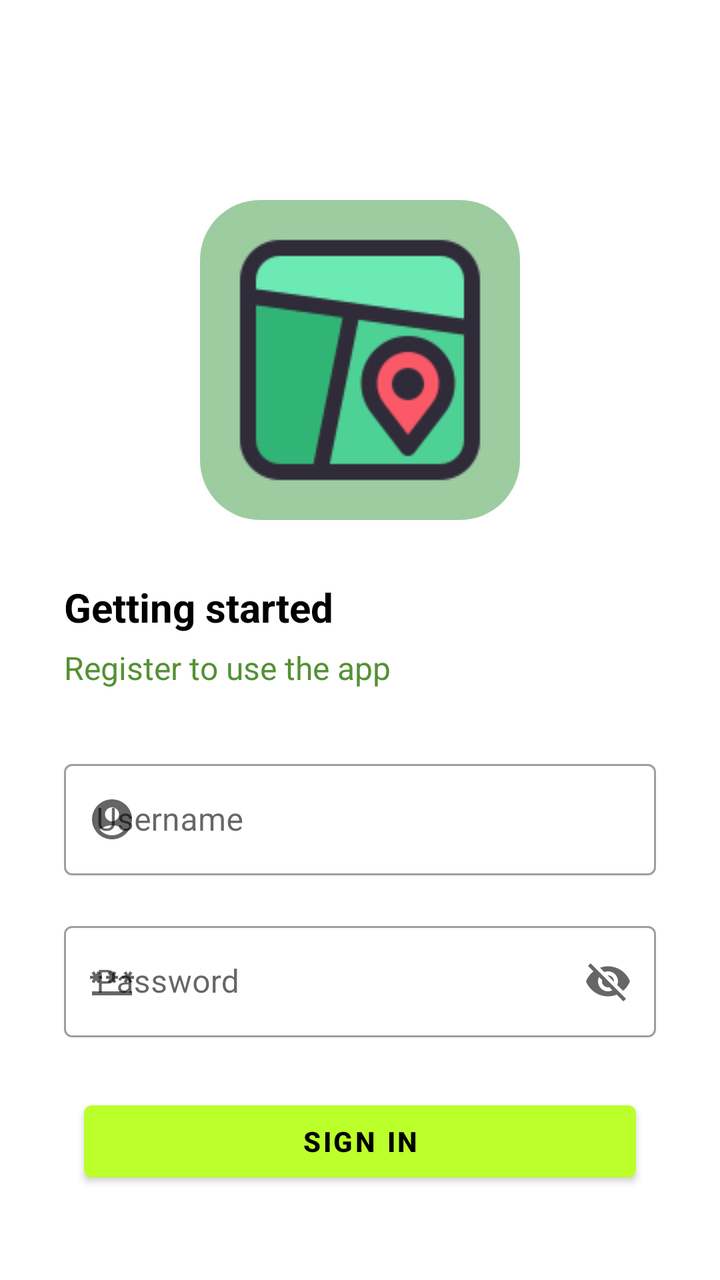
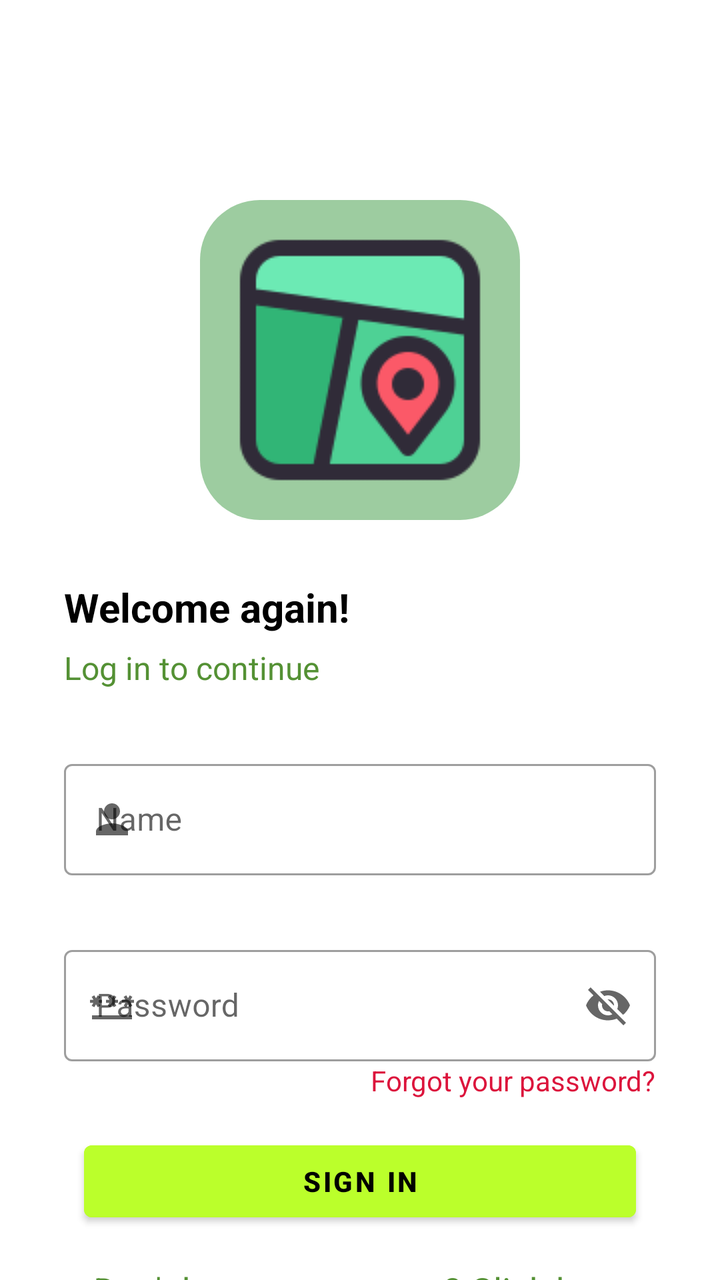

Compare the two renders of this Android layout. The source of the first and the diff that turns it into the second are given below.
<!-- AndroidManifest.xml: application theme Theme.PSASIC -->
<!-- res/layout/activity_login.xml -->
<?xml version="1.0" encoding="utf-8"?>
<androidx.constraintlayout.widget.ConstraintLayout xmlns:android="http://schemas.android.com/apk/res/android"
    xmlns:app="http://schemas.android.com/apk/res-auto"
    xmlns:tools="http://schemas.android.com/tools"
    android:layout_width="match_parent"
    android:layout_height="match_parent"
    tools:context=".Activities.RegisterActivity">

    <ImageView
        android:id="@+id/logo"
        android:layout_width="160dp"
        android:layout_height="160dp"
        android:layout_marginTop="100dp"
        android:background="@drawable/rounded_bg"
        android:scaleType="center"
        android:src="@drawable/icons128"
        app:layout_constraintEnd_toEndOf="parent"
        app:layout_constraintStart_toStartOf="parent"
        app:layout_constraintTop_toTopOf="parent" />

    <TextView
        android:id="@+id/welcome"
        android:layout_width="wrap_content"
        android:layout_height="wrap_content"
        android:layout_marginStart="32dp"
        android:layout_marginTop="30dp"
        android:text="Getting started"
        android:textColor="@color/black"
        android:textSize="20sp"
        android:textStyle="bold"
        app:layout_constraintStart_toStartOf="parent"
        app:layout_constraintTop_toBottomOf="@id/logo" />

    <TextView
        android:id="@+id/login"
        android:layout_width="wrap_content"
        android:layout_height="wrap_content"
        android:layout_marginStart="32dp"
        android:layout_marginTop="6dp"
        android:text="Register to use the app"
        android:textColor="@color/normal_green"
        android:textSize="16sp"
        android:textStyle="normal"
        app:layout_constraintStart_toStartOf="parent"
        app:layout_constraintTop_toBottomOf="@id/welcome" />


        <com.google.android.material.textfield.TextInputLayout
            android:id="@+id/textNameLayout"
            style="@style/Widget.MaterialComponents.TextInputLayout.OutlinedBox"
            android:layout_width="match_parent"
            android:layout_height="wrap_content"
            android:layout_marginStart="32dp"
            android:layout_marginTop="32dp"
            android:layout_marginEnd="32dp"
            android:hint="@string/username"
            app:endIconMode="clear_text"
            app:layout_constraintEnd_toEndOf="parent"
            app:layout_constraintStart_toStartOf="parent"
            app:layout_constraintTop_toBottomOf="@id/login"
            app:startIconDrawable="@drawable/ic_account">

            <com.google.android.material.textfield.TextInputEditText
                android:id="@+id/username"
                android:layout_width="match_parent"
                android:layout_height="wrap_content" />
        </com.google.android.material.textfield.TextInputLayout>


        <com.google.android.material.textfield.TextInputLayout
            android:id="@+id/textPasswordLayout"
            style="@style/Widget.MaterialComponents.TextInputLayout.OutlinedBox"
            android:layout_width="match_parent"
            android:layout_height="wrap_content"
            android:layout_marginStart="32dp"
            android:layout_marginTop="20dp"
            android:layout_marginEnd="32dp"
            android:hint="@string/password"
            app:endIconMode="password_toggle"
            app:layout_constraintEnd_toEndOf="parent"
            app:layout_constraintStart_toStartOf="parent"
            app:layout_constraintTop_toBottomOf="@id/textNameLayout"
            app:startIconDrawable="@drawable/ic_password">

            <com.google.android.material.textfield.TextInputEditText
                android:id="@+id/textPassword"
                android:layout_width="match_parent"
                android:layout_height="wrap_content" />
        </com.google.android.material.textfield.TextInputLayout>


    <Button
        android:id="@+id/signin_button"
        android:layout_width="276dp"
        android:layout_height="wrap_content"
        android:backgroundTint="@color/lime"
        android:text="SIGN IN"
        android:textColor="@color/black"
        android:textStyle="bold"
        android:layout_marginTop="28dp"
        app:layout_constraintEnd_toEndOf="parent"
        app:layout_constraintStart_toStartOf="parent"
        app:layout_constraintTop_toBottomOf="@+id/textPasswordLayout" />


</androidx.constraintlayout.widget.ConstraintLayout>
<!-- resources referenced by this layout -->
<resources>
  <color name="black">#FF000000</color>
  <color name="lime">#BBFF2B</color>
  <color name="normal_green">#549134</color>
  <!-- drawable ic_account (drawable) -->
  <vector android:height="24dp" android:tint="#000000"
      android:viewportHeight="24" android:viewportWidth="24"
      android:width="24dp" xmlns:android="http://schemas.android.com/apk/res/android">
      <path android:fillColor="@android:color/white" android:pathData="M12,2C6.48,2 2,6.48 2,12s4.48,10 10,10s10,-4.48 10,-10S17.52,2 12,2zM12,6c1.93,0 3.5,1.57 3.5,3.5S13.93,13 12,13s-3.5,-1.57 -3.5,-3.5S10.07,6 12,6zM12,20c-2.03,0 -4.43,-0.82 -6.14,-2.88C7.55,15.8 9.68,15 12,15s4.45,0.8 6.14,2.12C16.43,19.18 14.03,20 12,20z"/>
  </vector>
  <!-- drawable ic_password (drawable) -->
  <vector android:height="24dp" android:tint="#000000"
      android:viewportHeight="24" android:viewportWidth="24"
      android:width="24dp" xmlns:android="http://schemas.android.com/apk/res/android">
      <path android:fillColor="@android:color/white" android:pathData="M2,17h20v2H2V17zM3.15,12.95L4,11.47l0.85,1.48l1.3,-0.75L5.3,10.72H7v-1.5H5.3l0.85,-1.47L4.85,7L4,8.47L3.15,7l-1.3,0.75L2.7,9.22H1v1.5h1.7L1.85,12.2L3.15,12.95zM9.85,12.2l1.3,0.75L12,11.47l0.85,1.48l1.3,-0.75l-0.85,-1.48H15v-1.5h-1.7l0.85,-1.47L12.85,7L12,8.47L11.15,7l-1.3,0.75l0.85,1.47H9v1.5h1.7L9.85,12.2zM23,9.22h-1.7l0.85,-1.47L20.85,7L20,8.47L19.15,7l-1.3,0.75l0.85,1.47H17v1.5h1.7l-0.85,1.48l1.3,0.75L20,11.47l0.85,1.48l1.3,-0.75l-0.85,-1.48H23V9.22z"/>
  </vector>
  <!-- drawable icons128: png bitmap (drawable, 4297 bytes) -->
  <!-- drawable rounded_bg (drawable) -->
  <?xml version="1.0" encoding="UTF-8"?>
  <shape xmlns:android="http://schemas.android.com/apk/res/android">
      <solid android:color="@color/background_green"/>
      <corners android:radius="30dp"/>
      <padding android:left="0dp" android:top="0dp" android:right="0dp" android:bottom="0dp" />
  </shape>
  <string name="password">Password</string>
  <string name="username">Username</string>
  <style name="Theme.PSASIC" parent="Theme.MaterialComponents.DayNight.NoActionBar">
          
          <item name="colorPrimary">@color/purple_500</item>
          <item name="colorPrimaryVariant">@color/purple_700</item>
          <item name="colorOnPrimary">@color/white</item>
          
          <item name="colorSecondary">@color/teal_200</item>
          <item name="colorSecondaryVariant">@color/teal_700</item>
          <item name="colorOnSecondary">@color/black</item>
          
          <item name="android:statusBarColor">?attr/colorPrimaryVariant</item>
          
      </style>
  <color name="background_green">#9DCCA0</color>
  <color name="purple_500">#FF6200EE</color>
  <color name="purple_700">#FF3700B3</color>
  <color name="white">#FFFFFFFF</color>
  <color name="teal_200">#FF03DAC5</color>
  <color name="teal_700">#FF018786</color>
</resources>

<!-- the commit's change to res/layout/activity_login.xml (unified diff, before → after) -->
@@ -1,106 +1,121 @@
-<?xml version="1.0" encoding="utf-8"?>
 <androidx.constraintlayout.widget.ConstraintLayout xmlns:android="http://schemas.android.com/apk/res/android"
     xmlns:app="http://schemas.android.com/apk/res-auto"
     xmlns:tools="http://schemas.android.com/tools"
     android:layout_width="match_parent"
     android:layout_height="match_parent"
-    tools:context=".Activities.RegisterActivity">
+    tools:context=".Activities.LoginActivity">
 
     <ImageView
+        android:layout_marginTop="100dp"
         android:id="@+id/logo"
         android:layout_width="160dp"
+        app:layout_constraintTop_toTopOf="parent"
+        app:layout_constraintStart_toStartOf="parent"
+        app:layout_constraintEnd_toEndOf="parent"
+        android:background="@drawable/rounded_bg"
         android:layout_height="160dp"
-        android:layout_marginTop="100dp"
-        android:background="@drawable/rounded_bg"
         android:scaleType="center"
-        android:src="@drawable/icons128"
-        app:layout_constraintEnd_toEndOf="parent"
-        app:layout_constraintStart_toStartOf="parent"
-        app:layout_constraintTop_toTopOf="parent" />
+        android:src="@drawable/icons128"/>
 
     <TextView
         android:id="@+id/welcome"
+        app:layout_constraintTop_toBottomOf="@id/logo"
+        app:layout_constraintStart_toStartOf="parent"
+        android:layout_marginTop="30dp"
         android:layout_width="wrap_content"
         android:layout_height="wrap_content"
+        android:text="Welcome again!"
+        android:textColor="@color/black"
         android:layout_marginStart="32dp"
-        android:layout_marginTop="30dp"
-        android:text="Getting started"
-        android:textColor="@color/black"
         android:textSize="20sp"
-        android:textStyle="bold"
-        app:layout_constraintStart_toStartOf="parent"
-        app:layout_constraintTop_toBottomOf="@id/logo" />
-
+        android:textStyle="bold" />
     <TextView
         android:id="@+id/login"
+        app:layout_constraintTop_toBottomOf="@id/welcome"
+        app:layout_constraintStart_toStartOf="parent"
+        android:layout_marginTop="6dp"
         android:layout_width="wrap_content"
         android:layout_height="wrap_content"
+        android:text="Log in to continue"
+        android:textColor="@color/normal_green"
         android:layout_marginStart="32dp"
-        android:layout_marginTop="6dp"
-        android:text="Register to use the app"
-        android:textColor="@color/normal_green"
         android:textSize="16sp"
-        android:textStyle="normal"
-        app:layout_constraintStart_toStartOf="parent"
-        app:layout_constraintTop_toBottomOf="@id/welcome" />
+        android:textStyle="normal" />
 
 
-        <com.google.android.material.textfield.TextInputLayout
-            android:id="@+id/textNameLayout"
-            style="@style/Widget.MaterialComponents.TextInputLayout.OutlinedBox"
+    <com.google.android.material.textfield.TextInputLayout
+        android:id="@+id/textNameLayout"
+        style="@style/Widget.MaterialComponents.TextInputLayout.OutlinedBox"
+        android:layout_width="match_parent"
+        android:layout_height="wrap_content"
+        android:layout_marginStart="32dp"
+        android:layout_marginTop="32dp"
+        android:layout_marginEnd="32dp"
+        android:hint="@string/name"
+        app:endIconMode="clear_text"
+        app:layout_constraintEnd_toEndOf="parent"
+        app:layout_constraintStart_toStartOf="parent"
+        app:layout_constraintTop_toBottomOf="@id/login"
+        app:startIconDrawable="@drawable/ic_person">
+
+        <com.google.android.material.textfield.TextInputEditText
+            android:id="@+id/username"
             android:layout_width="match_parent"
-            android:layout_height="wrap_content"
-            android:layout_marginStart="32dp"
-            android:layout_marginTop="32dp"
-            android:layout_marginEnd="32dp"
-            android:hint="@string/username"
-            app:endIconMode="clear_text"
-            app:layout_constraintEnd_toEndOf="parent"
-            app:layout_constraintStart_toStartOf="parent"
-            app:layout_constraintTop_toBottomOf="@id/login"
-            app:startIconDrawable="@drawable/ic_account">
-
-            <com.google.android.material.textfield.TextInputEditText
-                android:id="@+id/username"
-                android:layout_width="match_parent"
-                android:layout_height="wrap_content" />
-        </com.google.android.material.textfield.TextInputLayout>
+            android:layout_height="wrap_content" />
+    </com.google.android.material.textfield.TextInputLayout>
 
 
-        <com.google.android.material.textfield.TextInputLayout
-            android:id="@+id/textPasswordLayout"
-            style="@style/Widget.MaterialComponents.TextInputLayout.OutlinedBox"
+    <com.google.android.material.textfield.TextInputLayout
+        android:id="@+id/textPasswordLayout"
+        style="@style/Widget.MaterialComponents.TextInputLayout.OutlinedBox"
+        android:layout_width="match_parent"
+        android:layout_height="wrap_content"
+        android:layout_marginStart="32dp"
+        android:layout_marginTop="32dp"
+        android:layout_marginEnd="32dp"
+        android:hint="@string/password"
+        app:endIconMode="password_toggle"
+        app:layout_constraintEnd_toEndOf="parent"
+        app:layout_constraintStart_toStartOf="parent"
+        app:layout_constraintTop_toBottomOf="@id/textNameLayout"
+        app:startIconDrawable="@drawable/ic_password">
+
+        <com.google.android.material.textfield.TextInputEditText
+            android:id="@+id/textPassword"
             android:layout_width="match_parent"
-            android:layout_height="wrap_content"
-            android:layout_marginStart="32dp"
-            android:layout_marginTop="20dp"
-            android:layout_marginEnd="32dp"
-            android:hint="@string/password"
-            app:endIconMode="password_toggle"
-            app:layout_constraintEnd_toEndOf="parent"
-            app:layout_constraintStart_toStartOf="parent"
-            app:layout_constraintTop_toBottomOf="@id/textNameLayout"
-            app:startIconDrawable="@drawable/ic_password">
-
-            <com.google.android.material.textfield.TextInputEditText
-                android:id="@+id/textPassword"
-                android:layout_width="match_parent"
-                android:layout_height="wrap_content" />
-        </com.google.android.material.textfield.TextInputLayout>
-
-
+            android:layout_height="wrap_content" />
+    </com.google.android.material.textfield.TextInputLayout>
+    <TextView
+        android:layout_width="wrap_content"
+        android:layout_height="wrap_content"
+        android:text="Forgot your password?"
+        android:textColor="@color/Crimson"
+        app:layout_constraintEnd_toEndOf="parent"
+        android:layout_marginEnd="32dp"
+        android:textSize="14dp"
+        app:layout_constraintTop_toBottomOf="@+id/textPasswordLayout"/>
     <Button
         android:id="@+id/signin_button"
         android:layout_width="276dp"
         android:layout_height="wrap_content"
+        android:layout_marginTop="36dp"
         android:backgroundTint="@color/lime"
         android:text="SIGN IN"
         android:textColor="@color/black"
         android:textStyle="bold"
-        android:layout_marginTop="28dp"
         app:layout_constraintEnd_toEndOf="parent"
         app:layout_constraintStart_toStartOf="parent"
         app:layout_constraintTop_toBottomOf="@+id/textPasswordLayout" />
 
-
+    <TextView
+        android:id="@+id/create_acc"
+        android:layout_marginTop="18dp"
+        android:layout_width="wrap_content"
+        android:layout_height="wrap_content"
+        android:text="Don't have an account? Click here"
+        android:textColor="@color/normal_green"
+        android:textSize="18dp"
+        app:layout_constraintEnd_toEndOf="parent"
+        app:layout_constraintStart_toStartOf="parent"
+        app:layout_constraintTop_toBottomOf="@+id/signin_button" />
 </androidx.constraintlayout.widget.ConstraintLayout>
<!-- resource entries referenced after the edit -->
@@ -1,19 +1,25 @@
 <!-- resources referenced by this layout -->
 <resources>
+  <color name="Crimson">#DC143C</color>
   <color name="black">#FF000000</color>
   <color name="lime">#BBFF2B</color>
   <color name="normal_green">#549134</color>
-  <!-- drawable ic_account (drawable) -->
-  <vector android:height="24dp" android:tint="#000000"
-      android:viewportHeight="24" android:viewportWidth="24"
-      android:width="24dp" xmlns:android="http://schemas.android.com/apk/res/android">
-      <path android:fillColor="@android:color/white" android:pathData="M12,2C6.48,2 2,6.48 2,12s4.48,10 10,10s10,-4.48 10,-10S17.52,2 12,2zM12,6c1.93,0 3.5,1.57 3.5,3.5S13.93,13 12,13s-3.5,-1.57 -3.5,-3.5S10.07,6 12,6zM12,20c-2.03,0 -4.43,-0.82 -6.14,-2.88C7.55,15.8 9.68,15 12,15s4.45,0.8 6.14,2.12C16.43,19.18 14.03,20 12,20z"/>
-  </vector>
   <!-- drawable ic_password (drawable) -->
   <vector android:height="24dp" android:tint="#000000"
       android:viewportHeight="24" android:viewportWidth="24"
       android:width="24dp" xmlns:android="http://schemas.android.com/apk/res/android">
       <path android:fillColor="@android:color/white" android:pathData="M2,17h20v2H2V17zM3.15,12.95L4,11.47l0.85,1.48l1.3,-0.75L5.3,10.72H7v-1.5H5.3l0.85,-1.47L4.85,7L4,8.47L3.15,7l-1.3,0.75L2.7,9.22H1v1.5h1.7L1.85,12.2L3.15,12.95zM9.85,12.2l1.3,0.75L12,11.47l0.85,1.48l1.3,-0.75l-0.85,-1.48H15v-1.5h-1.7l0.85,-1.47L12.85,7L12,8.47L11.15,7l-1.3,0.75l0.85,1.47H9v1.5h1.7L9.85,12.2zM23,9.22h-1.7l0.85,-1.47L20.85,7L20,8.47L19.15,7l-1.3,0.75l0.85,1.47H17v1.5h1.7l-0.85,1.48l1.3,0.75L20,11.47l0.85,1.48l1.3,-0.75l-0.85,-1.48H23V9.22z"/>
+  </vector>
+  <!-- drawable ic_person (drawable) -->
+  <vector xmlns:android="http://schemas.android.com/apk/res/android"
+      android:width="24dp"
+      android:height="24dp"
+      android:tint="#000000"
+      android:viewportWidth="24"
+      android:viewportHeight="24">
+      <path
+          android:fillColor="@android:color/white"
+          android:pathData="M12,12c2.21,0 4,-1.79 4,-4s-1.79,-4 -4,-4 -4,1.79 -4,4 1.79,4 4,4zM12,14c-2.67,0 -8,1.34 -8,4v2h16v-2c0,-2.66 -5.33,-4 -8,-4z" />
   </vector>
   <!-- drawable icons128: png bitmap (drawable, 4297 bytes) -->
   <!-- drawable rounded_bg (drawable) -->
@@ -23,8 +29,8 @@
       <corners android:radius="30dp"/>
       <padding android:left="0dp" android:top="0dp" android:right="0dp" android:bottom="0dp" />
   </shape>
+  <string name="name">Name</string>
   <string name="password">Password</string>
-  <string name="username">Username</string>
   <style name="Theme.PSASIC" parent="Theme.MaterialComponents.DayNight.NoActionBar">
           
           <item name="colorPrimary">@color/purple_500</item>
